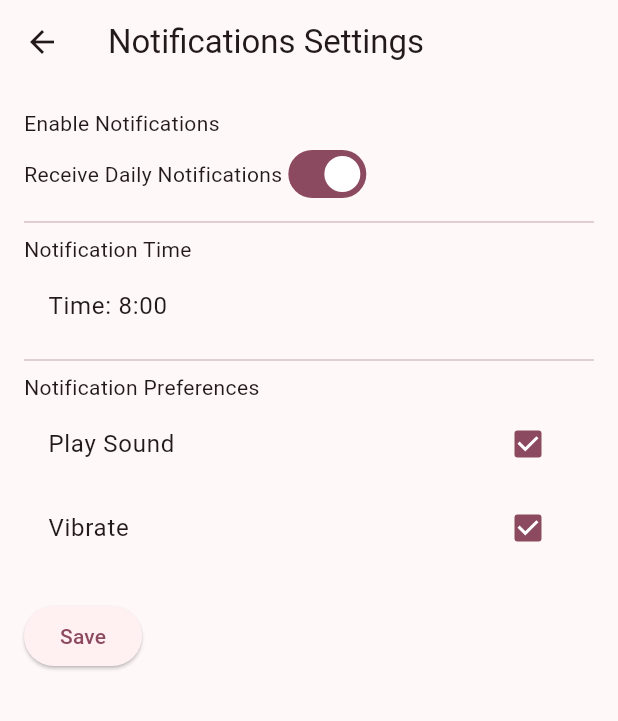
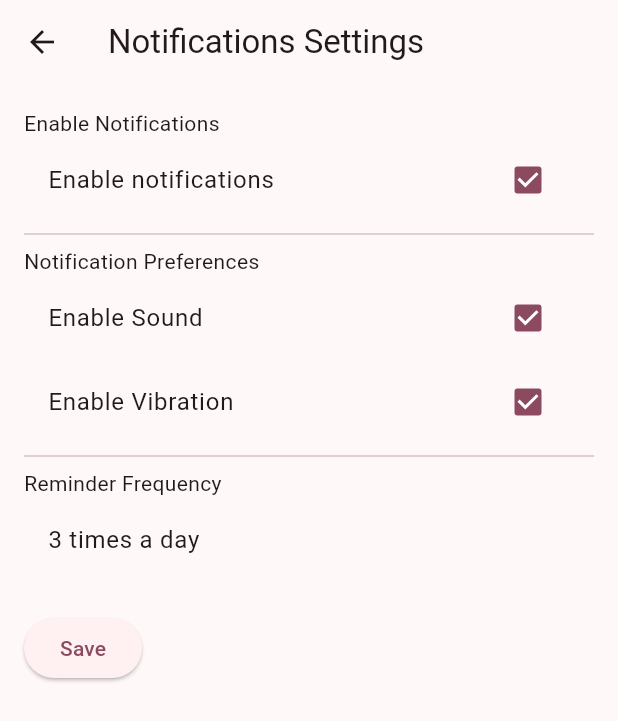
Before and after one commit to CSCI4100U/mobile-group-project-2023-mlja, a Flutter app: the NotificationsSettingsPage screen opened directly, on a phone screen of 412 x 824 dp. Shown: the top 721 px of the screen. Run offline on Flutter 3.47's test engine with Material 2 defaults, Android fonts, the phone set to English and light mode, and no system bars; our stand-ins replace sqflite; accounts and stored records are empty.

Commit message:
added reminder frequency to notifcation settings

```diff
--- a/life_balance_plus/lib/view/pages/settings_page.dart
+++ b/life_balance_plus/lib/view/pages/settings_page.dart
@@ -250,10 +250,11 @@ class NotificationsSettingsPage extends StatefulWidget {
 }
 
 class _NotificationsSettingsPageState extends State<NotificationsSettingsPage> {
-  bool enableNotifications = true;
+  bool? enableNotifications = true;
   bool? enableSound = true;
   bool? enableVibration = true;
   TimeOfDay notificationTime = TimeOfDay(hour: 8, minute: 0);
+  int reminderFrequency = 3;
 
   @override
   Widget build(BuildContext context) {
@@ -267,40 +268,19 @@ class _NotificationsSettingsPageState extends State<NotificationsSettingsPage> {
           crossAxisAlignment: CrossAxisAlignment.start,
           children: [
             Text('Enable Notifications'),
-            Row(
-              children: [
-                Text('Receive Daily Notifications'),
-                Switch(
-                  value: enableNotifications,
-                  onChanged: (value) {
-                    setState(() {
-                      enableNotifications = value;
-                    });
-                  },
-                ),
-              ],
-            ),
-            Divider(),
-            Text('Notification Time'),
-            ListTile(
-              title: Text(
-                  'Time: ${notificationTime.hour}:${notificationTime.minute.toString().padLeft(2, '0')}'),
-              onTap: () async {
-                final pickedTime = await showTimePicker(
-                  context: context,
-                  initialTime: notificationTime,
-                );
-                if (pickedTime != null && pickedTime != notificationTime) {
-                  setState(() {
-                    notificationTime = pickedTime;
-                  });
-                }
+            CheckboxListTile(
+              title: Text('Enable notifications'),
+              value: enableNotifications,
+              onChanged: (value) {
+                setState(() {
+                  enableNotifications = value;
+                });
               },
             ),
             Divider(),
             Text('Notification Preferences'),
             CheckboxListTile(
-              title: Text('Play Sound'),
+              title: Text('Enable Sound'),
               value: enableSound,
               onChanged: (value) {
                 setState(() {
@@ -309,12 +289,54 @@ class _NotificationsSettingsPageState extends State<NotificationsSettingsPage> {
               },
             ),
             CheckboxListTile(
-              title: Text('Vibrate'),
+              title: Text('Enable Vibration'),
               value: enableVibration,
               onChanged: (value) {
                 setState(() {
                   enableVibration = value;
                 });
+              },
+            ),
+            Divider(),
+            Text('Reminder Frequency'),
+            ListTile(
+              title: Text('$reminderFrequency times a day'),
+              onTap: () async {
+                final newFrequency = await showDialog<int>(
+                  context: context,
+                  builder: (context) {
+                    return SimpleDialog(
+                      title: Text('Select Reminder Frequency'),
+                      children: [
+                        SimpleDialogOption(
+                          onPressed: () {
+                            Navigator.pop(context, 1);
+                          },
+                          child: Text('1 time a day'),
+                        ),
+                        SimpleDialogOption(
+                          onPressed: () {
+                            Navigator.pop(context, 2);
+                          },
+                          child: Text('2 times a day'),
+                        ),
+                        SimpleDialogOption(
+                          onPressed: () {
+                            Navigator.pop(context, 3);
+                          },
+                          child: Text('3 times a day'),
+                        ),
+                        // Add more options as needed.
+                      ],
+                    );
+                  },
+                );
+
+                if (newFrequency != null) {
+                  setState(() {
+                    reminderFrequency = newFrequency;
+                  });
+                }
               },
             ),
             SizedBox(height: 20.0),
```
